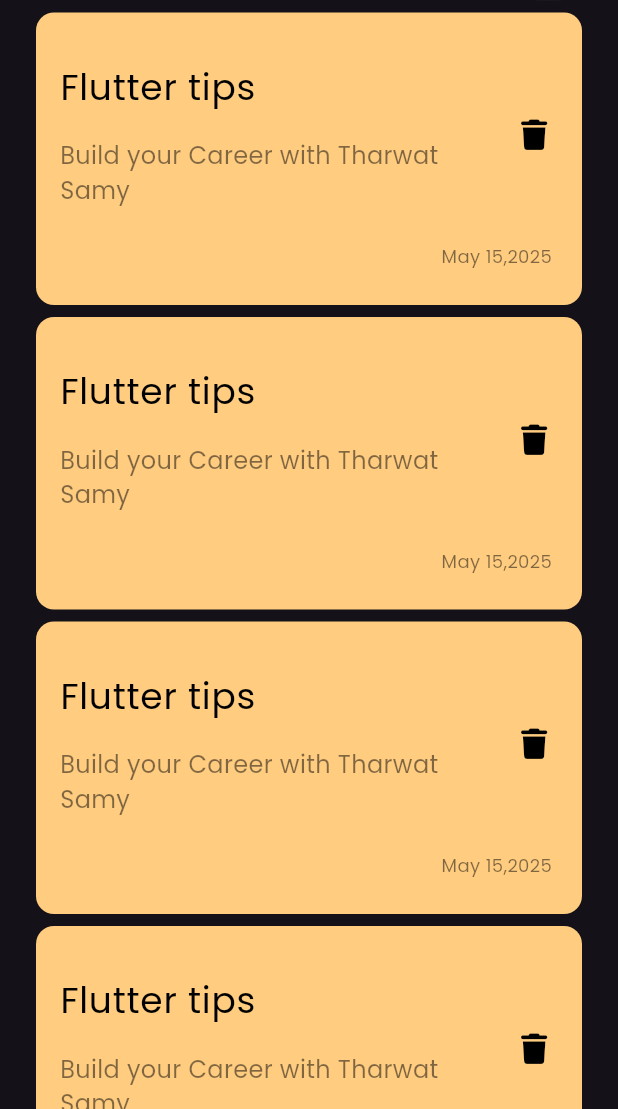
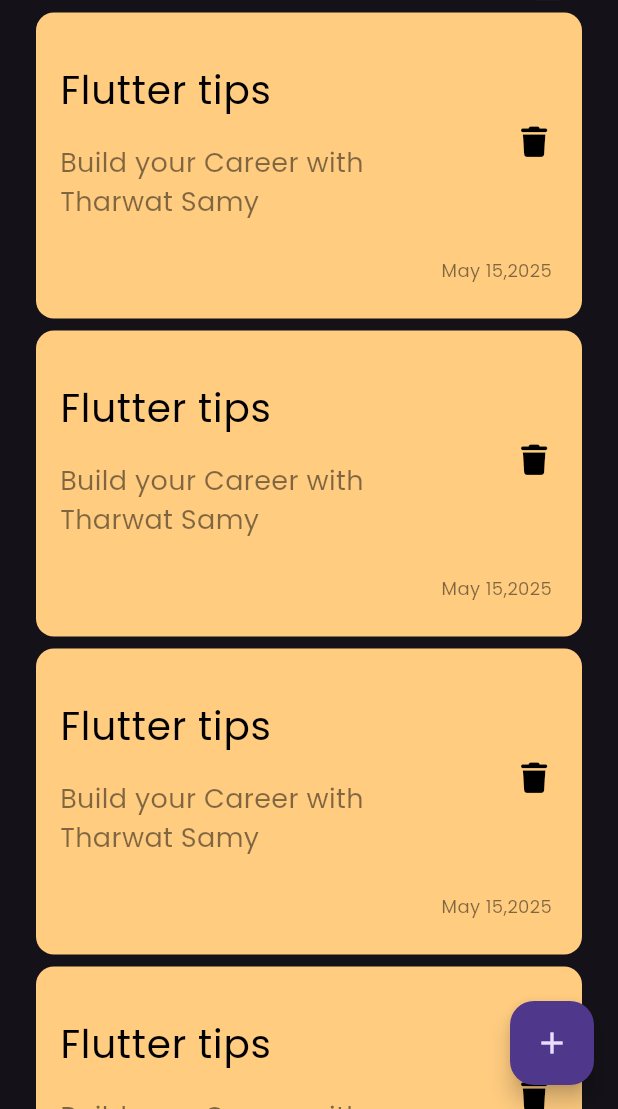
Before and after one commit to Rofaida-Asem/notes_app, a Flutter app: the screen it shows after launch, on a phone screen of 412 x 824 dp, the part 127-1236 px from its top. Run offline on Flutter 3.47's test engine with Material 3 defaults, Android fonts, the phone set to English and light mode, and no system bars; our stand-ins replace font_awesome_flutter.

Commit message:
add floating action botton

```diff
--- a/lib/views/notes_view.dart
+++ b/lib/views/notes_view.dart
@@ -6,8 +6,12 @@ class NotesView extends StatelessWidget {
 
   @override
   Widget build(BuildContext context) {
-    return const Scaffold(
-      body: NotesViewBody(),
+    return Scaffold(
+      floatingActionButton: FloatingActionButton(
+        onPressed: () {},
+        child: Icon(Icons.add),
+      ),
+      body: const NotesViewBody(),
     );
   }
 }
--- a/lib/views/widgets/custem_note_item.dart
+++ b/lib/views/widgets/custem_note_item.dart
@@ -20,14 +20,14 @@ class NoteItem extends StatelessWidget {
               contentPadding: EdgeInsets.all(0),
               title: Text(
                 'Flutter tips',
-                style: TextStyle(color: Colors.black, fontSize: 24),
+                style: TextStyle(color: Colors.black, fontSize: 26),
               ),
               subtitle: Padding(
                 padding: const EdgeInsets.only(top: 16),
                 child: Text(
                   'Build your Career with Tharwat Samy',
                   style: TextStyle(
-                      color: Colors.black.withAlpha(128), fontSize: 16),
+                      color: Colors.black.withAlpha(128), fontSize: 18),
                 ),
               ),
               trailing: IconButton(
```
